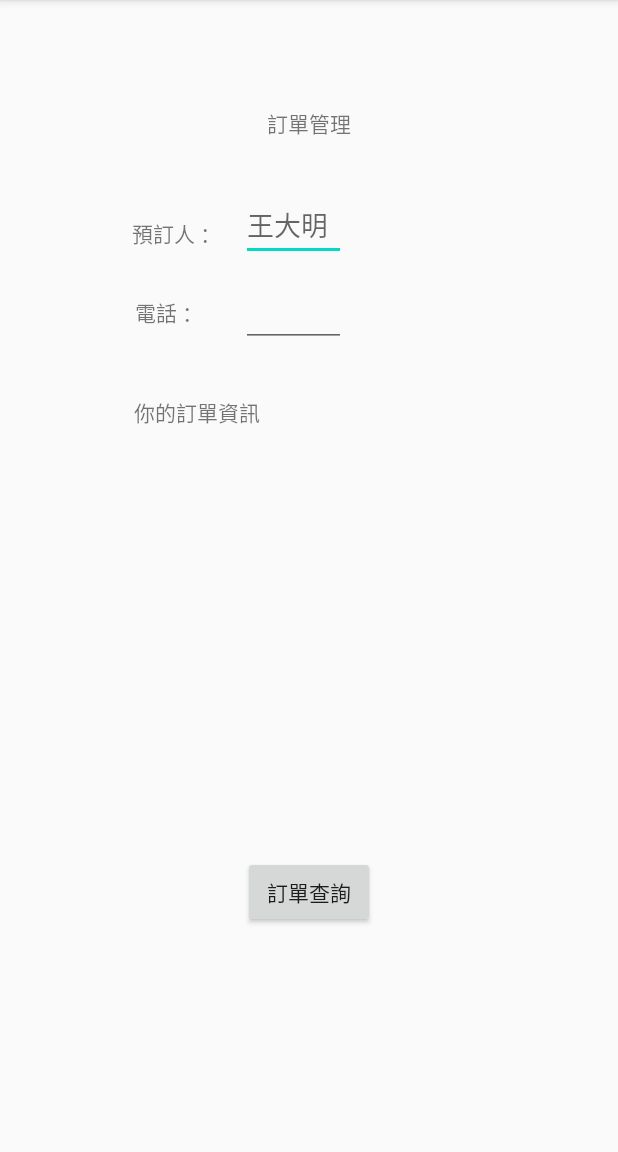
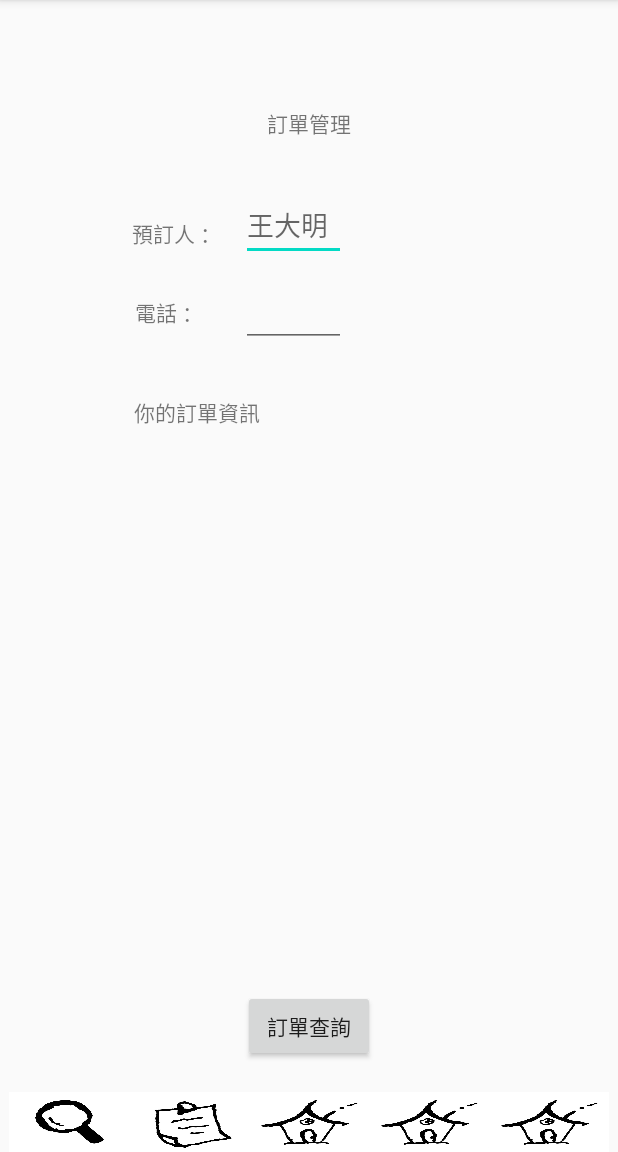
Before and after one commit to Jacksonacc877/OopTravelApp, an Android app: the ArrangeHomepage screen opened directly, with no data from a screen before it, on a phone screen of 412 x 824 dp, the part 84-1236 px from its top. Run offline under Robolectric (Android 15) with nearby library versions, the phone set to English and light mode, and no system bars; our stand-ins replace Firebase (no records; nobody signed in at launch, a user with empty details on screens opened directly); network calls fail; 1 statement that could not run was skipped.

Commit message:
search,order all XML has button below

```diff
--- a/app/src/main/java/com/example/oop_travel_app/order_related/ArrangeHomepage.java
+++ b/app/src/main/java/com/example/oop_travel_app/order_related/ArrangeHomepage.java
@@ -3,40 +3,43 @@ package com.example.oop_travel_app.order_related;
 import androidx.appcompat.app.AppCompatActivity;
 
 import android.content.Intent;
+import android.media.Image;
 import android.os.Bundle;
 import android.view.View;
 import android.widget.AdapterView;
 import android.widget.Button;
 import android.widget.EditText;
+import android.widget.ImageButton;
 import android.widget.ListView;
 import android.widget.Toast;
 
+import com.example.oop_travel_app.AccountHomepage;
+import com.example.oop_travel_app.DevlopHomepage;
 import com.example.oop_travel_app.FirestoreHelper;
+import com.example.oop_travel_app.MainActivity;
 import com.example.oop_travel_app.database_function.DBOperation;
 import com.example.oop_travel_app.database_function.DataList;
 import com.example.oop_travel_app.order_function.Order;
 import com.example.oop_travel_app.order_function.OrderCmdException;
 import com.example.oop_travel_app.R;
 import com.example.oop_travel_app.order_function.UserOperation;
+import com.example.oop_travel_app.search_related.SearchHomepage;
 
 import java.util.ArrayList;
 import java.util.HashMap;
 import java.util.Map;
 
 public class ArrangeHomepage extends AppCompatActivity {
-    private EditText InputUserName;
-    private EditText InputPhoneNumber;
-    private String inputuser;
-    private String inputphone;
+    private EditText InputUserName,InputPhoneNumber;
+    private ImageButton as,ao,ah,aa,ad;
+    private String inputuser,inputphone;
     private ListView listView;
     private ArrayList<Map<String, Object>> list;
     private listview_forarrange layoutlist;
-
     UserOperation uo;
 
     @Override
     protected void onCreate(Bundle savedInstanceState) {
-//        fsh.initialize();
         uo=new UserOperation(this);
         super.onCreate(savedInstanceState);
         setContentView(R.layout.activity_arrangehomepage);
@@ -56,28 +59,33 @@ public class ArrangeHomepage extends AppCompatActivity {
             public void onItemClick(AdapterView<?> parent, View view, int position, long id) {
                 Intent intent = new Intent(ArrangeHomepage.this, OrderDetailwithDelete.class);
                 Bundle bundle = new Bundle();
-                System.out.println("test 001");
                 String str=String.valueOf(list.get(position).get("orderid"));
-                System.out.println("test 002");
                 bundle.putString("orderid",str);
                 bundle.putString("info",uo.inquireTheTrip(Integer.valueOf(str)));
-                System.out.println("test 003");
                 intent.putExtras(bundle);
-                System.out.println("test 004");
                 startActivity(intent);
             }
         });
+
+        as=(ImageButton)findViewById(R.id.as);
+        as.setOnClickListener(as_listener);
+        ao=(ImageButton)findViewById(R.id.ao);
+        ao.setOnClickListener(ao_listener);
+        ah=(ImageButton)findViewById(R.id.ah);
+        ah.setOnClickListener(ah_listener);
+        aa=(ImageButton)findViewById(R.id.aa);
+        aa.setOnClickListener(aa_listener);
+        ad=(ImageButton)findViewById(R.id.ad);
+        ad.setOnClickListener(ad_listener);
     }
 
     View.OnClickListener revised_button_listener = new View.OnClickListener() {
         @Override
         public void onClick(View v) {
-//            System.out.println(fsh.mOrders.size());
             int listsize = list.size();
             for (int i = 0; i < listsize; i++) {
                 list.remove(0);
             }
-//            UserOperation Uo = new UserOperation(ArrangeHomepage.this);
 
             inputuser = InputUserName.getText().toString();
             inputphone = InputPhoneNumber.getText().toString();
@@ -98,34 +106,52 @@ public class ArrangeHomepage extends AppCompatActivity {
                     list.add(item);
                 }
 
-//            String[] result=uo.inquireOrders(inputuser,inputphone);
-//            if(result[0].equals("fail")){
-//                Toast.makeText(ArrangeHomepage.this,result[1],Toast.LENGTH_LONG).show();
-//            }else{
-//                for (int i = 2; i < (result.length); i++) {
-//                    HashMap<String,Object> item = new HashMap<String,Object>();
-//                    System.out.println(result[i]);
-//                    String[] str =result[i].split(",");
-//                    int num=Integer.valueOf(str[3])+Integer.valueOf(str[4])+Integer.valueOf(str[5]);
-//                    String amount=String.valueOf(num);
-//                    item.put("tripregion","title test");
-//                    item.put("tripprice",str[6]);
-//                    item.put("tripdate",str[7]+" ~ "+str[8]);
-//                    item.put("tripamountpeople",amount);
-//                    item.put("orderid",str[10]);
-//                    list.add(item);
-//                }
                 layoutlist.notifyDataSetChanged();
                 listView.setAdapter(layoutlist);
                 if (list.size() == 0) {
                     Toast.makeText(ArrangeHomepage.this, "No data !", Toast.LENGTH_SHORT).show();
                 }else{
-//                    Toast.makeText(ArrangeHomepage.this,result[0]+" "+result[1],Toast.LENGTH_SHORT).show();
                     Toast.makeText(ArrangeHomepage.this,"hay"+" "+"OK!",Toast.LENGTH_SHORT).show();
                 }
-                System.out.println("test message 8");
             }
 
         }
     };
+    View.OnClickListener as_listener =new View.OnClickListener() {
+        @Override
+        public void onClick(View v) {
+            Intent intent=new Intent(ArrangeHomepage.this, SearchHomepage.class);
+            startActivity(intent);
+        }
+    };
+    View.OnClickListener ao_listener =new View.OnClickListener() {
+        @Override
+        public void onClick(View v) {
+            Intent intent=new Intent(ArrangeHomepage.this, ArrangeHomepage.class);
+            startActivity(intent);
+        }
+    };
+    View.OnClickListener ah_listener =new View.OnClickListener() {
+        @Override
+        public void onClick(View v) {
+            Intent intent=new Intent(ArrangeHomepage.this, MainActivity.class);
+            startActivity(intent);
+        }
+    };
+    View.OnClickListener aa_listener =new View.OnClickListener() {
+        @Override
+        public void onClick(View v) {
+            Intent intent=new Intent(ArrangeHomepage.this, AccountHomepage.class);
+            startActivity(intent);
+        }
+    };
+    View.OnClickListener ad_listener =new View.OnClickListener() {
+        @Override
+        public void onClick(View v) {
+            Intent intent=new Intent(ArrangeHomepage.this, DevlopHomepage.class);
+            startActivity(intent);
+        }
+    };
+
+
 }
--- a/app/src/main/res/layout/activity_arrangehomepage.xml
+++ b/app/src/main/res/layout/activity_arrangehomepage.xml
@@ -21,12 +21,12 @@
         android:id="@+id/revised_button"
         android:layout_width="wrap_content"
         android:layout_height="wrap_content"
-        android:layout_marginTop="36dp"
+        android:layout_marginBottom="20dp"
         android:text="@string/revised_search"
+        app:layout_constraintBottom_toTopOf="@+id/linearLayout6"
         app:layout_constraintEnd_toEndOf="parent"
         app:layout_constraintHorizontal_bias="0.5"
-        app:layout_constraintStart_toStartOf="parent"
-        app:layout_constraintTop_toBottomOf="@+id/arrange_list" />
+        app:layout_constraintStart_toStartOf="parent" />
 
     <TextView
         android:id="@+id/revised_username"
@@ -94,9 +94,67 @@
         android:layout_width="233dp"
         android:layout_height="241dp"
         android:layout_marginTop="8dp"
+        android:layout_marginBottom="20dp"
+        app:layout_constraintBottom_toTopOf="@+id/revised_button"
         app:layout_constraintEnd_toEndOf="parent"
         app:layout_constraintHorizontal_bias="0.5"
         app:layout_constraintStart_toStartOf="parent"
         app:layout_constraintTop_toBottomOf="@+id/revised_orderdata" />
 
+    <LinearLayout
+        android:id="@+id/linearLayout6"
+        android:layout_width="400dp"
+        android:layout_height="40dp"
+        android:orientation="horizontal"
+        app:layout_constraintBottom_toBottomOf="parent"
+        app:layout_constraintEnd_toEndOf="parent"
+        app:layout_constraintHorizontal_bias="0.5"
+        app:layout_constraintStart_toStartOf="parent">
+
+        <ImageButton
+            android:id="@+id/as"
+            android:layout_width="80dp"
+            android:layout_height="40dp"
+            android:layout_weight="0"
+            android:background="#FFFFFF"
+            android:scaleType="fitXY"
+            app:srcCompat="@drawable/search" />
+
+        <ImageButton
+            android:id="@+id/ao"
+            android:layout_width="80dp"
+            android:layout_height="40dp"
+            android:layout_weight="0"
+            android:background="#FFFFFF"
+            android:scaleType="fitXY"
+            app:srcCompat="@drawable/order" />
+
+        <ImageButton
+            android:id="@+id/ah"
+            android:layout_width="80dp"
+            android:layout_height="40dp"
+            android:layout_weight="0"
+            android:background="#FFFFFF"
+            android:scaleType="fitXY"
+            app:srcCompat="@drawable/home" />
+
+        <ImageButton
+            android:id="@+id/aa"
+            android:layout_width="80dp"
+            android:layout_height="40dp"
+            android:layout_weight="0"
+            android:background="#FFFFFF"
+            android:scaleType="fitXY"
+            app:srcCompat="@drawable/home" />
+
+        <ImageButton
+            android:id="@+id/ad"
+            android:layout_width="80dp"
+            android:layout_height="40dp"
+            android:layout_weight="0"
+            android:background="#FFFFFF"
+            android:scaleType="fitXY"
+            app:srcCompat="@drawable/home" />
+    </LinearLayout>
+
 </androidx.constraintlayout.widget.ConstraintLayout>
```
Also changed, not shown: app/src/main/java/com/example/oop_travel_app/order_related/OrderDetailwithDelete.java (+55 -10 lines), app/src/main/java/com/example/oop_travel_app/order_related/Revised.java (+60 -15 lines), app/src/main/res/layout/activity_orderdetail.xml (+55 -7 lines), app/src/main/res/layout/activity_revised.xml (+54 -9 lines).
